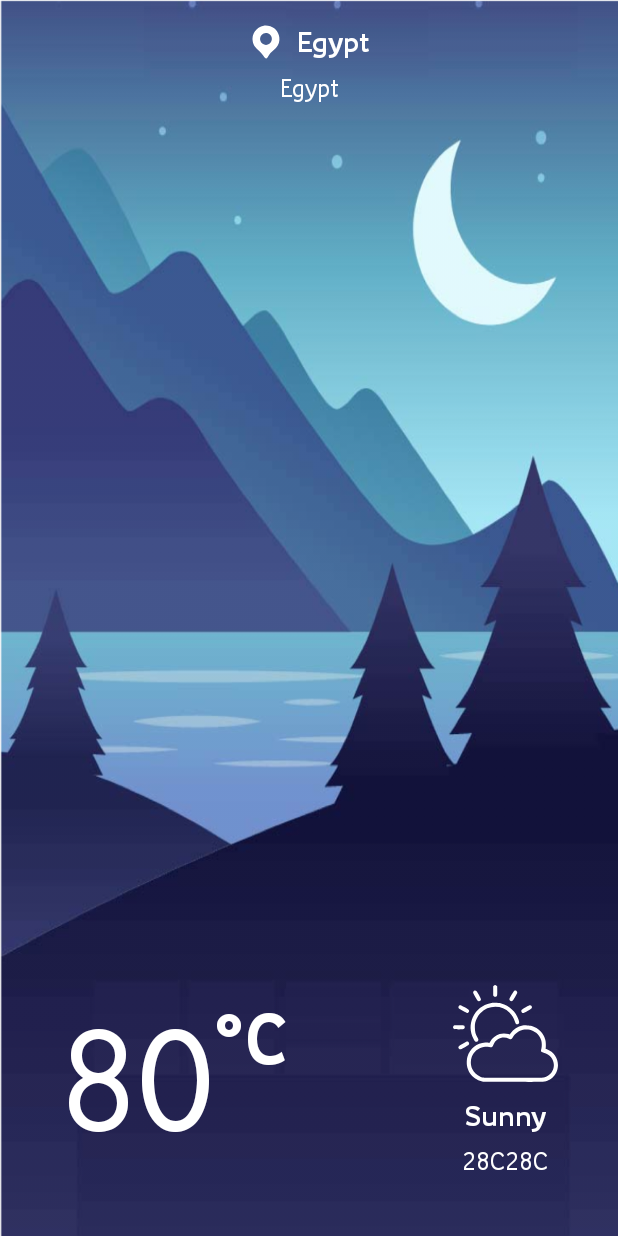
After one commit to AhmedBarghash/AndroidHiltWithMVVM, an Android app: the layout layout_current_location_weather_info.xml on its own in the app's theme, with its tools: preview values and no code run, on a phone screen of 412 x 824 dp. The commit adds this screen. Run offline under Robolectric (Android 15) with nearby library versions, the phone set to English and light mode, and no system bars.

Commit message:
apply the nre design and add all the assist we will need

```diff
--- /dev/null
+++ b/app/src/main/res/drawable/ic_clear_sky.xml
@@ -0,0 +1,42 @@
+<vector xmlns:android="http://schemas.android.com/apk/res/android"
+    android:width="512dp"
+    android:height="512dp"
+    android:viewportWidth="512"
+    android:viewportHeight="512">
+  <path
+      android:pathData="M198.9,22.9l-2.9,2.9 0,22.7 0,22.7 2.9,2.9c3.3,3.3 9.1,4 12.7,1.4 4.1,-2.8 4.5,-6 4.2,-28.4l-0.3,-21.3 -3.3,-2.9c-4.4,-4 -9.3,-4 -13.3,-0z"
+      android:fillColor="#ffff"
+      android:strokeColor="#00000000"/>
+  <path
+      android:pathData="M102.9,47.5c-3.6,1.9 -5.5,6.8 -4.3,10.9 0.5,1.8 5.4,11 10.8,20.4 8.2,14.1 10.5,17.4 13.3,18.7 6.4,3.1 13.7,-1.7 13.7,-8.9 0,-3.8 -18,-35.7 -22.5,-39.9 -3.3,-3 -6.9,-3.4 -11,-1.2z"
+      android:fillColor="#ffff"
+      android:strokeColor="#00000000"/>
+  <path
+      android:pathData="M298.8,47.5c-3.7,2.1 -23.8,37 -23.8,41.3 0,4.7 4.7,9.6 9.2,9.6 2,-0 4.6,-0.7 6,-1.6 2.4,-1.6 21.7,-33.9 23,-38.6 0.8,-2.8 -1,-8 -3.5,-10 -2.4,-2 -7.9,-2.4 -10.9,-0.7z"
+      android:fillColor="#ffff"
+      android:strokeColor="#00000000"/>
+  <path
+      android:pathData="M182.5,108c-38.6,8.4 -69.1,32.3 -85.4,67.1 -16,34 -14.8,72.9 3.2,107.2 5.7,11 8.4,13.7 13.4,13.7 4.5,-0 6.9,-1.4 8.8,-5 2.3,-4.4 1.9,-6.8 -2.5,-14.1 -10,-16.8 -13.4,-29.9 -13.4,-51.4 -0.1,-19.1 1.7,-27.1 9.3,-43 5.8,-11.9 9.8,-17.7 18.8,-26.9 19.4,-19.6 43.5,-29.6 71.3,-29.6 27.3,-0 50.9,9.8 70.1,28.9 12.1,12.2 20.2,25.7 25.5,42.6 3.2,10.5 5.7,13.5 10.9,13.5 4.7,-0 7.1,-1.4 9.1,-5.2 1.9,-3.7 1.5,-7.3 -2.2,-18.4 -12.6,-37.8 -44.8,-67.7 -84.1,-78.1 -13.8,-3.6 -39.4,-4.2 -52.8,-1.3z"
+      android:fillColor="#ffff"
+      android:strokeColor="#00000000"/>
+  <path
+      android:pathData="M30.7,119.1c-5,2.9 -5.8,11.7 -1.4,15.6 4.8,4.3 36.2,21.5 39.4,21.6 4.4,0.1 8.6,-3.2 9.7,-7.5 1.6,-6.4 -0.8,-8.8 -20.9,-20.4 -18.3,-10.6 -22.3,-11.9 -26.8,-9.3z"
+      android:fillColor="#ffff"
+      android:strokeColor="#00000000"/>
+  <path
+      android:pathData="M354.5,128c-9.3,5.5 -18,11.1 -19.2,12.5 -3.2,3.7 -3,8.7 0.5,12.6 4.7,5.3 7.6,4.6 27.3,-6.8 9.4,-5.4 18.2,-10.9 19.5,-12.2 3.5,-3.5 3.3,-9.3 -0.5,-13.2 -5,-5 -8.1,-4.2 -27.6,7.1z"
+      android:fillColor="#ffff"
+      android:strokeColor="#00000000"/>
+  <path
+      android:pathData="M3.5,218.2c-5.6,4.9 -4,13.4 3,16.4 5,2 40.1,2 45.1,-0.1 4.6,-1.9 7,-7.2 5.4,-12 -2,-6.2 -3.4,-6.5 -28.4,-6.5 -21.9,-0 -22.6,0.1 -25.1,2.2z"
+      android:fillColor="#ffff"
+      android:strokeColor="#00000000"/>
+  <path
+      android:pathData="M339,217.5c-23.5,5 -44.4,18.3 -58.1,37l-4.4,6.1 -5.9,-1.8c-13.1,-4 -30.2,-4.1 -43.4,-0.3 -18.6,5.5 -36.6,20.1 -45.3,37l-3.2,6.1 -6.1,-0.9c-3.4,-0.5 -10.1,-0.6 -15.1,-0.3 -41.4,2.7 -75.3,29.7 -87.1,69.3 -3.2,10.8 -4.3,30.2 -2.4,41.9 4.1,25.7 18.9,49.1 40.3,63.6 8.1,5.5 20.7,11.4 30.2,14l8,2.3 145.5,0.3c158.5,0.3 153.1,0.4 167.6,-5.4 18.9,-7.5 33.7,-20.8 42.8,-38.4 5.8,-11.1 8.5,-21.1 9.3,-33.5 2,-35.7 -19.2,-68 -53.6,-81.4l-6.7,-2.6 0.9,-4.5c0.4,-2.5 0.6,-10.8 0.4,-18.5 -0.4,-11.4 -1,-15.7 -3.1,-22.8 -4.6,-15.5 -12,-28.1 -23,-39.6 -12.2,-12.6 -25.5,-20.7 -42.3,-25.7 -7.4,-2.3 -11.1,-2.7 -23.8,-3 -10.2,-0.2 -17.1,0.1 -21.5,1.1zM374.3,237.6c9.3,2 23.6,9 31.2,15.1 10.9,8.8 19.6,21.7 24.5,36.3 3.4,10 3.9,28.9 1.1,40 -1.1,4.6 -2.1,9.5 -2.1,10.8 0,4.3 4.8,7.7 13.3,9.6 34,7.6 55.6,40.8 48.1,73.9 -2.1,9.1 -4.3,14.2 -9.3,21.6 -8.5,12.5 -23.3,22.5 -37.7,25.6 -5.9,1.2 -28.3,1.5 -147.7,1.5 -153.7,-0 -148.2,0.2 -162.2,-5.7 -17,-7.2 -32.5,-22.1 -40.1,-38.8 -8,-17.3 -8.6,-41 -1.7,-58.5 10.1,-25.2 31.5,-42.9 57.8,-47.5 11.1,-1.9 14.3,-1.9 27.2,0.2 9.3,1.5 10.8,1.5 13.1,0.2 2.8,-1.5 3.1,-2 8.5,-13.9 12.9,-28.4 45.2,-40 74.6,-26.9 3.5,1.6 7.4,2.9 8.6,2.9 3.5,-0 7,-3.4 11,-10.6 9.6,-17.1 29.4,-31.7 49,-35.9 8.4,-1.9 24.2,-1.8 32.8,0.1z"
+      android:fillColor="#ffff"
+      android:strokeColor="#00000000"/>
+  <path
+      android:pathData="M47.5,305.4c-14.5,8.3 -18.4,11 -19.9,13.8 -2.3,4.1 -1.7,7.8 1.9,11.4 4.5,4.5 8.2,3.5 26.1,-6.7 20.1,-11.6 22.2,-13.1 22.9,-17.3 0.8,-3.8 -1.4,-8.9 -4.4,-10.6 -4.7,-2.4 -8.3,-1.1 -26.6,9.4z"
+      android:fillColor="#ffff"
+      android:strokeColor="#00000000"/>
+</vector>
--- /dev/null
+++ b/app/src/main/res/drawable/ic_location.xml
@@ -0,0 +1,10 @@
+<vector xmlns:android="http://schemas.android.com/apk/res/android"
+    android:width="24dp"
+    android:height="24dp"
+    android:viewportWidth="128"
+    android:viewportHeight="128">
+  <path
+      android:pathData="M56,6c-27.1,5.1 -44.4,30.6 -38.9,57.2 2.5,12.1 7.3,18.9 23.7,33.6 5.1,4.6 10.2,10.5 13.8,15.8 3.1,4.6 6.5,8.9 7.6,9.5 2.7,1.5 5.9,-0.8 9.3,-6.8 5.1,-8.8 10.8,-15.4 19.1,-22 13.5,-10.6 20,-22 21.1,-36.8 1.6,-21.5 -11.8,-41.6 -32.2,-48.3 -7.2,-2.4 -17.4,-3.4 -23.5,-2.2zM70.3,33.1c2.1,0.6 5.6,2.6 7.7,4.5 14.3,13 5.1,37 -14.1,36.8 -18.2,-0.2 -27.6,-21.5 -15.6,-35.1 5.7,-6.4 13.4,-8.6 22,-6.2z"
+      android:fillColor="#ffff"
+      android:strokeColor="#00000000"/>
+</vector>
--- /dev/null
+++ b/app/src/main/res/layout/layout_current_location_weather_info.xml
@@ -0,0 +1,135 @@
+<?xml version="1.0" encoding="utf-8"?>
+<androidx.constraintlayout.widget.ConstraintLayout xmlns:android="http://schemas.android.com/apk/res/android"
+    xmlns:app="http://schemas.android.com/apk/res-auto"
+    xmlns:tools="http://schemas.android.com/tools"
+    android:layout_width="match_parent"
+    android:layout_height="match_parent">
+
+    <ImageView
+        android:id="@+id/imageBackGround"
+        android:layout_width="wrap_content"
+        android:layout_height="wrap_content"
+        android:scaleType="fitXY"
+        android:src="@drawable/night"
+        app:layout_constraintBottom_toBottomOf="parent"
+        app:layout_constraintEnd_toEndOf="parent"
+        app:layout_constraintStart_toStartOf="parent"
+        app:layout_constraintTop_toTopOf="parent" />
+
+    <LinearLayout
+        android:id="@+id/ll_header"
+        android:layout_width="wrap_content"
+        android:layout_height="wrap_content"
+        android:padding="@dimen/margin_default"
+        android:gravity="center"
+        android:orientation="vertical"
+        app:layout_constraintEnd_toEndOf="parent"
+        app:layout_constraintStart_toStartOf="parent"
+        app:layout_constraintTop_toTopOf="parent">
+
+        <TextView
+            android:id="@+id/tvCityName"
+            style="@style/H4MobileCenterGreyBold3"
+            android:layout_width="wrap_content"
+            android:layout_height="wrap_content"
+            android:drawablePadding="@dimen/margin_small"
+            android:textColor="@color/white"
+            app:drawableStartCompat="@drawable/ic_location"
+            tools:text="Egypt" />
+
+        <TextView
+            android:id="@+id/tvCurrentTime"
+            style="@style/H3MobileLeftGrey7"
+            android:layout_width="wrap_content"
+            android:layout_height="wrap_content"
+            android:layout_margin="@dimen/margin_small"
+            android:textColor="@color/white"
+            tools:text="Egypt" />
+    </LinearLayout>
+
+    <TextView
+        android:id="@+id/tv_temp"
+        style="@style/H3MobileLeftGrey7"
+        android:layout_width="wrap_content"
+        android:layout_height="wrap_content"
+        android:layout_marginStart="@dimen/margin_large"
+        android:layout_marginBottom="@dimen/margin_large"
+        android:textColor="@color/white"
+        android:textSize="100sp"
+        app:layout_constraintBottom_toBottomOf="parent"
+        app:layout_constraintStart_toStartOf="parent"
+        app:layout_constraintTop_toTopOf="@+id/linearLayout"
+        tools:text="80" />
+
+    <TextView
+        style="@style/H4MobileCenterGreyBold3"
+        android:layout_width="wrap_content"
+        android:layout_height="wrap_content"
+        android:textColor="@color/white"
+        android:textSize="50sp"
+        app:layout_constraintStart_toEndOf="@+id/tv_temp"
+        app:layout_constraintTop_toTopOf="@+id/tv_temp"
+        android:text="@string/temp_uint" />
+
+    <LinearLayout
+        android:id="@+id/linearLayout"
+        android:layout_width="wrap_content"
+        android:layout_height="wrap_content"
+        android:layout_margin="@dimen/margin_large"
+        android:gravity="center"
+        android:orientation="vertical"
+        app:layout_constraintBottom_toBottomOf="parent"
+        app:layout_constraintEnd_toEndOf="parent">
+
+        <ImageView
+            android:id="@+id/ivIcon"
+            android:layout_width="70dp"
+            android:layout_height="70dp"
+            android:src="@drawable/ic_clear_sky" />
+
+        <TextView
+            android:id="@+id/tv_mode_type"
+            style="@style/H4MobileCenterGreyBold3"
+            android:layout_width="wrap_content"
+            android:layout_height="wrap_content"
+            android:layout_marginTop="@dimen/margin_small"
+            android:textColor="@color/white"
+            tools:text="Sunny" />
+
+        <LinearLayout
+            android:layout_width="wrap_content"
+            android:layout_height="wrap_content"
+            android:orientation="horizontal">
+
+            <TextView
+                android:id="@+id/tv_temp_max"
+                style="@style/H3MobileLeftGrey7"
+                android:layout_width="wrap_content"
+                android:layout_height="wrap_content"
+                android:layout_marginTop="@dimen/margin_small"
+                android:textColor="@color/white"
+                tools:text="28C" />
+
+            <TextView
+                android:id="@+id/tv_temp_low"
+                style="@style/H3MobileLeftGrey7"
+                android:layout_width="wrap_content"
+                android:layout_height="wrap_content"
+                android:layout_marginTop="@dimen/margin_small"
+                android:textColor="@color/white"
+                tools:text="28C" />
+        </LinearLayout>
+    </LinearLayout>
+
+
+    <!--    <androidx.recyclerview.widget.RecyclerView-->
+    <!--        android:id="@+id/rvCharacteristics_"-->
+    <!--        android:layout_width="wrap_content"-->
+    <!--        android:layout_height="wrap_content"-->
+    <!--        android:layout_margin="@dimen/margin_default"-->
+    <!--        app:layout_constraintEnd_toEndOf="parent"-->
+    <!--        app:layout_constraintStart_toStartOf="parent"-->
+    <!--        app:layout_constraintTop_toBottomOf="@+id/linearLayout"-->
+    <!--        tools:itemCount="1"-->
+    <!--        tools:listitem="@layout/item_view_current_location_characteristics" />-->
+</androidx.constraintlayout.widget.ConstraintLayout>
```
Also changed, not shown: app/src/main/java/com/weatherapp/data/remote/model/WeatherCharacteristics.kt (added, +21 -0 lines), app/src/main/java/com/weatherapp/features/WeatherList/MainActivity.kt (deleted, +0 -48 lines), app/src/main/java/com/weatherapp/features/weatherList/CharacteristicsAdapter.kt (added, +24 -0 lines), app/src/main/java/com/weatherapp/features/weatherList/MainActivity.kt (added, +138 -0 lines), app/src/main/java/com/weatherapp/features/weatherList/UserViewModel.kt (renamed from app/src/main/java/com/weatherapp/features/WeatherList/UserViewModel.kt, +28 -2 lines), app/src/main/java/com/weatherapp/utils/AppUtils.kt (added, +80 -0 lines), app/src/main/res/drawable/background_button_primary.xml (added, +17 -0 lines), app/src/main/res/drawable/background_white_with_6_radius_with_shadow.xml (added, +66 -0 lines), app/src/main/res/drawable/ic_empty.xml (added, +18 -0 lines), app/src/main/res/layout/activity_main.xml (+13 -5 lines), app/src/main/res/layout/item_view_current_location_characteristics.xml (added, +35 -0 lines), app/src/main/res/layout/layout_empty_view.xml (added, +52 -0 lines), app/src/main/res/drawable/day.png (added), app/src/main/res/drawable/night.png (added).
